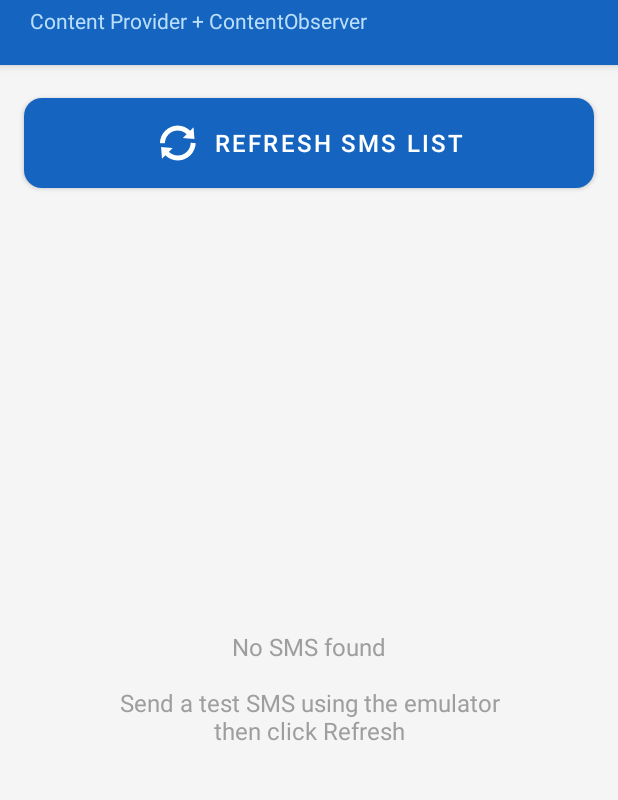
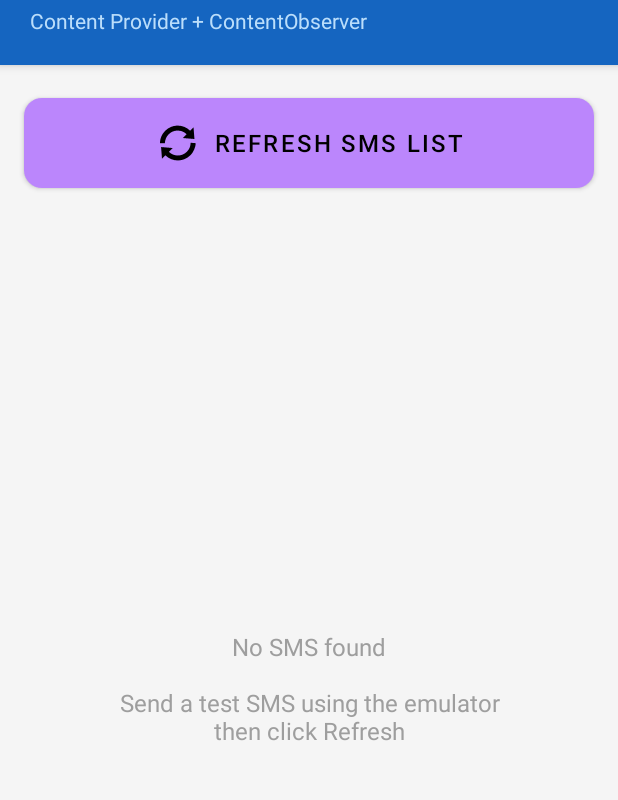
Before and after one commit to TasinLunatic/Android_Apps_Dev, an Android app: the screen it shows after launch (MainActivity), on a phone screen of 412 x 824 dp, the part 79-879 px from its top. Run offline under Robolectric (Android 15) with nearby library versions, the phone set to English and light mode, and no system bars.

Commit message:
changed the color and theme and WOP

```diff
--- a/SMSMonitorApp/app/src/main/res/values/colors.xml
+++ b/SMSMonitorApp/app/src/main/res/values/colors.xml
@@ -1,12 +1,20 @@
 <?xml version="1.0" encoding="utf-8"?>
 <resources>
     <color name="purple_200">#FFBB86FC</color>
-    <color name="purple_500">#FF6200EE</color>
-    <color name="purple_700">#FF3700B3</color>
+    <color name="purple_500">#FF9C27B0</color>
+    <color name="purple_700">#FF7B1FA2</color>
     <color name="teal_200">#FF03DAC5</color>
     <color name="teal_700">#FF018786</color>
     <color name="black">#FF000000</color>
     <color name="white">#FFFFFFFF</color>
-    <color name="primary">#1565C0</color>
-    <color name="primary_dark">#0D47A1</color>
+
+    <!-- Dark Theme Colors -->
+    <color name="background_dark">#121212</color>
+    <color name="surface_dark">#1E1E1E</color>
+    <color name="card_dark">#2C2C2C</color>
+    <color name="primary_purple">#BB86FC</color>
+    <color name="primary_purple_dark">#9C27B0</color>
+    <color name="text_primary">#FFFFFF</color>
+    <color name="text_secondary">#B0B0B0</color>
+    <color name="text_hint">#808080</color>
 </resources>
--- a/SMSMonitorApp/app/src/main/res/values/themes.xml
+++ b/SMSMonitorApp/app/src/main/res/values/themes.xml
@@ -1,13 +1,15 @@
 <?xml version="1.0" encoding="utf-8"?>
 <resources>
     <style name="Theme.SMSMonitorApp" parent="Theme.MaterialComponents.DayNight.NoActionBar">
-        <item name="colorPrimary">@color/primary</item>
-        <item name="colorPrimaryVariant">@color/primary_dark</item>
-        <item name="colorOnPrimary">@color/white</item>
-        <item name="colorSecondary">@color/teal_200</item>
-        <item name="colorSecondaryVariant">@color/teal_700</item>
+        <item name="colorPrimary">@color/primary_purple</item>
+        <item name="colorPrimaryVariant">@color/primary_purple_dark</item>
+        <item name="colorOnPrimary">@color/black</item>
+        <item name="colorSecondary">@color/primary_purple</item>
+        <item name="colorSecondaryVariant">@color/primary_purple_dark</item>
         <item name="colorOnSecondary">@color/black</item>
-        <item name="android:statusBarColor">@color/primary_dark</item>
+        <item name="android:statusBarColor">@color/background_dark</item>
+        <item name="android:navigationBarColor">@color/background_dark</item>
+        <item name="android:windowBackground">@color/background_dark</item>
         <item name="android:windowLightStatusBar">false</item>
     </style>
 </resources>
```
